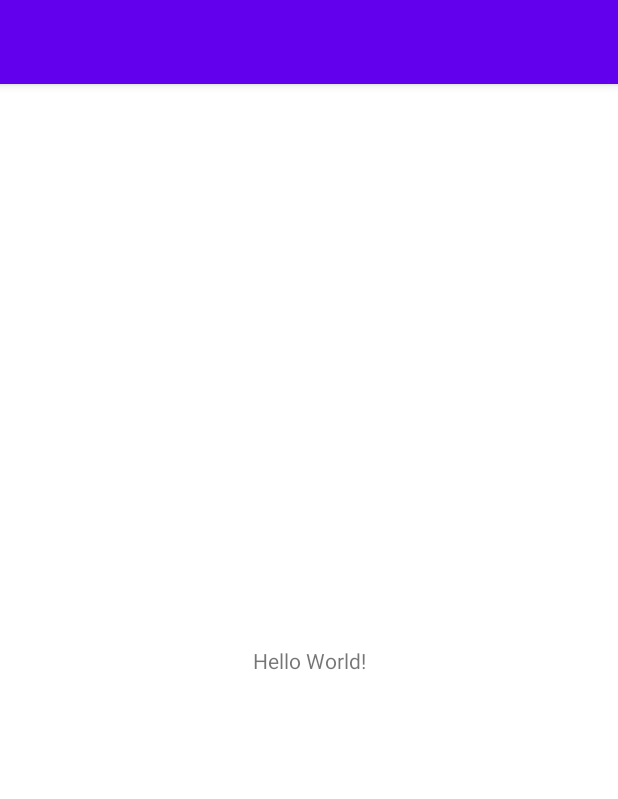
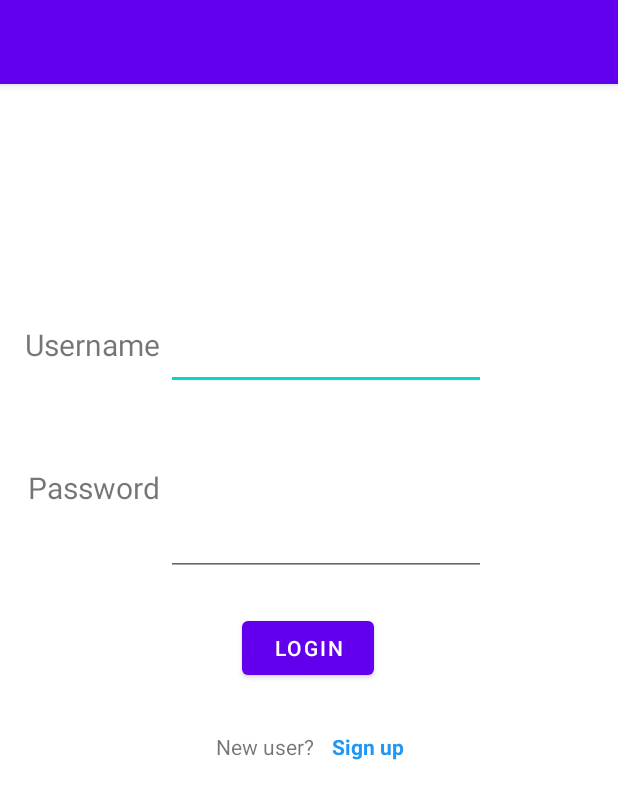
Before and after one commit to JinYana/MAD-Assignment-P03-Group3, an Android app: the screen it shows after launch (MainActivity before the commit, LoginActivity after it), on a phone screen of 412 x 824 dp. Shown: the top 799 px of the screen. Run offline under Robolectric (Android 15) with nearby library versions, the phone set to English and light mode, and no system bars.

Commit message:
Set up basic layout for login and signup

```diff
--- a/app/src/main/AndroidManifest.xml
+++ b/app/src/main/AndroidManifest.xml
@@ -9,7 +9,8 @@
         android:roundIcon="@mipmap/ic_launcher_round"
         android:supportsRtl="true"
         android:theme="@style/Theme.MADAssignment">
-        <activity android:name=".MainActivity">
+        <activity android:name=".SignupActivity"></activity>
+        <activity android:name=".LoginActivity">
             <intent-filter>
                 <action android:name="android.intent.action.MAIN" />
 
--- /dev/null
+++ b/app/src/main/java/sg/edu/np/madassignment/LoginActivity.java
@@ -0,0 +1,14 @@
+package sg.edu.np.madassignment;
+
+import androidx.appcompat.app.AppCompatActivity;
+
+import android.os.Bundle;
+
+public class LoginActivity extends AppCompatActivity {
+
+    @Override
+    protected void onCreate(Bundle savedInstanceState) {
+        super.onCreate(savedInstanceState);
+        setContentView(R.layout.activity_login);
+    }
+}
--- a/app/src/main/java/sg/edu/np/madassignment/MainActivity.java
+++ b/app/src/main/java/sg/edu/np/madassignment/SignupActivity.java
@@ -4,11 +4,11 @@ import androidx.appcompat.app.AppCompatActivity;
 
 import android.os.Bundle;
 
-public class MainActivity extends AppCompatActivity {
+public class SignupActivity extends AppCompatActivity {
 
     @Override
     protected void onCreate(Bundle savedInstanceState) {
         super.onCreate(savedInstanceState);
-        setContentView(R.layout.activity_main);
+        setContentView(R.layout.activity_signup);
     }
 }
--- /dev/null
+++ b/app/src/main/res/layout/activity_login.xml
@@ -0,0 +1,93 @@
+<?xml version="1.0" encoding="utf-8"?>
+<androidx.constraintlayout.widget.ConstraintLayout xmlns:android="http://schemas.android.com/apk/res/android"
+    xmlns:app="http://schemas.android.com/apk/res-auto"
+    xmlns:tools="http://schemas.android.com/tools"
+    android:layout_width="match_parent"
+    android:layout_height="match_parent"
+    tools:context=".LoginActivity">
+
+    <EditText
+        android:id="@+id/editTextTextPersonName"
+        android:layout_width="wrap_content"
+        android:layout_height="wrap_content"
+        android:layout_marginTop="144dp"
+        android:ems="10"
+        android:inputType="textPersonName"
+        app:layout_constraintBottom_toTopOf="@+id/editTextTextPassword"
+        app:layout_constraintEnd_toEndOf="parent"
+        app:layout_constraintHorizontal_bias="0.557"
+        app:layout_constraintStart_toStartOf="parent"
+        app:layout_constraintTop_toTopOf="parent"
+        app:layout_constraintVertical_bias="0.155" />
+
+    <Button
+        android:id="@+id/button"
+        android:layout_width="wrap_content"
+        android:layout_height="wrap_content"
+        android:layout_marginBottom="368dp"
+        android:text="Login"
+        app:layout_constraintBottom_toBottomOf="parent"
+        app:layout_constraintEnd_toEndOf="parent"
+        app:layout_constraintHorizontal_bias="0.498"
+        app:layout_constraintStart_toStartOf="parent" />
+
+    <EditText
+        android:id="@+id/editTextTextPassword"
+        android:layout_width="wrap_content"
+        android:layout_height="wrap_content"
+        android:layout_marginBottom="24dp"
+        android:ems="10"
+        android:inputType="textPassword"
+        app:layout_constraintBottom_toTopOf="@+id/button"
+        app:layout_constraintEnd_toEndOf="parent"
+        app:layout_constraintHorizontal_bias="0.557"
+        app:layout_constraintStart_toStartOf="parent" />
+
+    <TextView
+        android:id="@+id/textView"
+        android:layout_width="wrap_content"
+        android:layout_height="wrap_content"
+        android:layout_marginTop="160dp"
+        android:layout_marginEnd="4dp"
+        android:layout_marginRight="4dp"
+        android:text="Username"
+        android:textSize="20sp"
+        app:layout_constraintEnd_toStartOf="@+id/editTextTextPersonName"
+        app:layout_constraintTop_toTopOf="parent" />
+
+    <TextView
+        android:id="@+id/textView2"
+        android:layout_width="wrap_content"
+        android:layout_height="wrap_content"
+        android:layout_marginTop="68dp"
+        android:layout_marginEnd="4dp"
+        android:layout_marginRight="4dp"
+        android:text="Password"
+        android:textSize="20sp"
+        app:layout_constraintEnd_toStartOf="@+id/editTextTextPassword"
+        app:layout_constraintTop_toBottomOf="@+id/textView" />
+
+    <TextView
+        android:id="@+id/textView3"
+        android:layout_width="71dp"
+        android:layout_height="21dp"
+        android:layout_marginStart="144dp"
+        android:layout_marginLeft="144dp"
+        android:layout_marginTop="32dp"
+        android:text="New user?"
+        app:layout_constraintStart_toStartOf="parent"
+        app:layout_constraintTop_toBottomOf="@+id/button" />
+
+    <TextView
+        android:id="@+id/textView4"
+        android:layout_width="wrap_content"
+        android:layout_height="wrap_content"
+        android:layout_marginStart="6dp"
+        android:layout_marginLeft="6dp"
+        android:layout_marginTop="32dp"
+        android:text="Sign up"
+        android:textColor="#2196F3"
+        android:textStyle="bold"
+        app:layout_constraintStart_toEndOf="@+id/textView3"
+        app:layout_constraintTop_toBottomOf="@+id/button" />
+</androidx.constraintlayout.widget.ConstraintLayout>
--- a/app/src/main/res/layout/activity_main.xml
+++ /dev/null
@@ -1,18 +0,0 @@
-<?xml version="1.0" encoding="utf-8"?>
-<androidx.constraintlayout.widget.ConstraintLayout xmlns:android="http://schemas.android.com/apk/res/android"
-    xmlns:app="http://schemas.android.com/apk/res-auto"
-    xmlns:tools="http://schemas.android.com/tools"
-    android:layout_width="match_parent"
-    android:layout_height="match_parent"
-    tools:context=".MainActivity">
-
-    <TextView
-        android:layout_width="wrap_content"
-        android:layout_height="wrap_content"
-        android:text="Hello World!"
-        app:layout_constraintBottom_toBottomOf="parent"
-        app:layout_constraintLeft_toLeftOf="parent"
-        app:layout_constraintRight_toRightOf="parent"
-        app:layout_constraintTop_toTopOf="parent" />
-
-</androidx.constraintlayout.widget.ConstraintLayout>
```
Also changed, not shown: app/src/main/res/layout/activity_signup.xml (added, +111 -0 lines).
